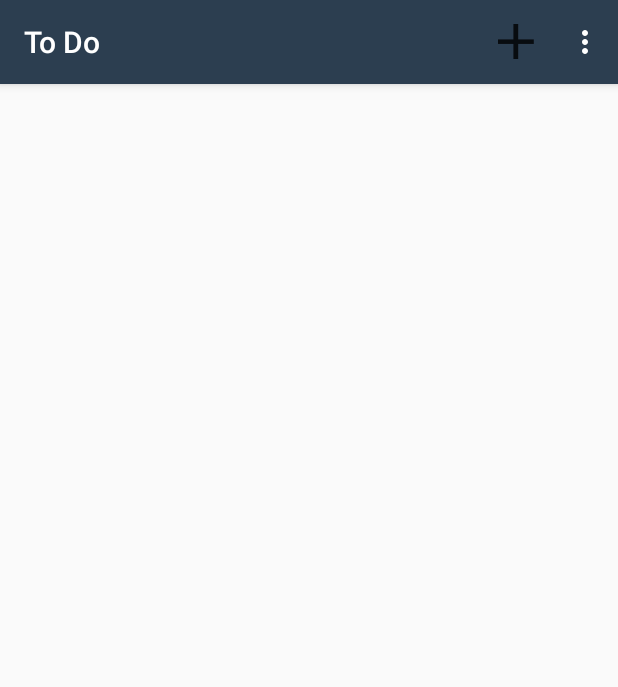
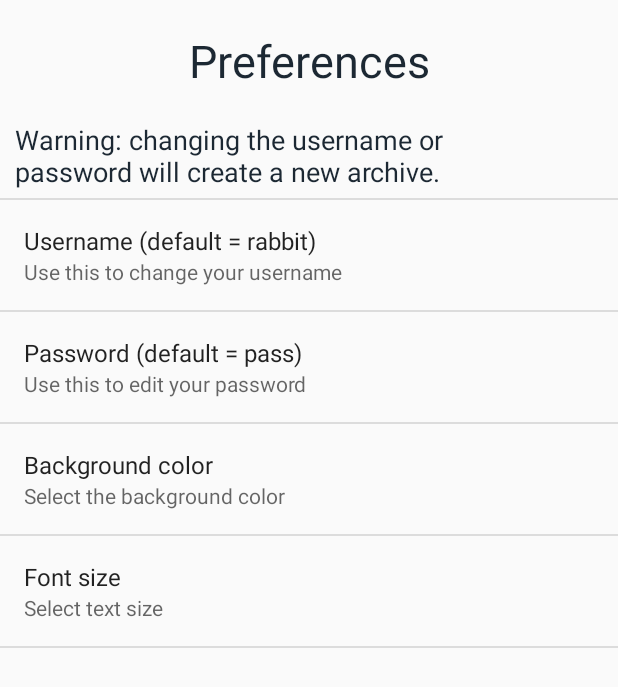
Before and after one commit to Emlay9/ToDoListApp, an Android app: the ListItemsActivity screen opened directly, with no data from a screen before it, in the options menu, after a tap on "Preferences", on a phone screen of 412 x 824 dp. Shown: the top 687 px of the screen. Run offline under Robolectric (Android 15) with nearby library versions, the phone set to English and light mode, and no system bars; 1 statement that could not run was skipped.

Commit message:
preferences color and username

```diff
--- a/app/src/main/AndroidManifest.xml
+++ b/app/src/main/AndroidManifest.xml
@@ -14,14 +14,14 @@
         <activity android:name=".MainActivity">
             <intent-filter>
                 <action android:name="android.intent.action.MAIN" />
-
                 <category android:name="android.intent.category.LAUNCHER" />
             </intent-filter>
         </activity>
         <activity android:name=".AddListActivity" />
         <activity android:name=".ListItemsActivity" />
         <activity android:name=".AddListItemActivity" />
-        <activity android:name=".ArchiveActivity"></activity>
+        <activity android:name=".ArchiveActivity" />
+        <activity android:name=".PrefsActivity"></activity>
     </application>
 
 </manifest>
--- a/app/src/main/java/com/example/ethomas13/todolistapp/ListItemsActivity.java
+++ b/app/src/main/java/com/example/ethomas13/todolistapp/ListItemsActivity.java
@@ -4,11 +4,14 @@ import android.app.Activity;
 import android.content.ContentValues;
 import android.content.Context;
 import android.content.Intent;
+import android.content.SharedPreferences;
 import android.database.Cursor;
 import android.database.sqlite.SQLiteDatabase;
+import android.graphics.Color;
 import android.graphics.drawable.Drawable;
 import android.os.Build;
 import android.os.StrictMode;
+import android.preference.PreferenceManager;
 import android.support.annotation.LayoutRes;
 import android.support.annotation.NonNull;
 import android.support.annotation.Nullable;
@@ -39,7 +42,7 @@ import java.util.List;
 
 import static java.security.AccessController.getContext;
 
-public class ListItemsActivity extends AppCompatActivity
+public class ListItemsActivity extends AppCompatActivity implements SharedPreferences.OnSharedPreferenceChangeListener
 {
     DBManager dbManager;
     SQLiteDatabase database;
@@ -50,12 +53,15 @@ public class ListItemsActivity extends AppCompatActivity
     String listID;
     String listTitle;
 
-//    String LIST_TITLE_TEST = "Groceries";
-//    String ITEM_DESCRIPTION_TEST = "Apple";
-//    String COMPLETED_FLAG_TEST = "0";
-    String USERNAME_TEST = "rabbit";
-    String PASSWORD_TEST = "pass";
-//    String CREATED_DATE = "June 4 2019";
+
+
+    SharedPreferences prefs;
+    View listItemsView;
+
+    String DEFAULT_USER = "rabbit";
+    String DEFAULT_PASS = "pass";
+    String username;
+    String password;
 
     Drawable notDoneDrawable;
 
@@ -73,6 +79,17 @@ public class ListItemsActivity extends AppCompatActivity
 
         notDoneDrawable = getResources().getDrawable(R.drawable.ic_action_not_done);
 
+        prefs = PreferenceManager.getDefaultSharedPreferences(this);
+        prefs.registerOnSharedPreferenceChangeListener(this);
+
+        username = prefs.getString("username", DEFAULT_USER);
+        password = prefs.getString("password", DEFAULT_PASS);
+
+        listItemsView = findViewById(R.id.list_items_layout);
+        String bgColor = prefs.getString("bg_color_options", "#eeeeee");
+        listItemsView.setBackgroundColor(Color.parseColor(bgColor));
+        changeTitleColor(bgColor);
+
         putListTitle();
         populateList();
     }
@@ -83,7 +100,24 @@ public class ListItemsActivity extends AppCompatActivity
         listView = (ListView)findViewById(R.id.lv_list_items);
         listView.setAdapter(new MyListItemListAdapter(this, R.layout.custom_row_items, itemDescriptions, dates));
 
+
+
         super.onStart();
+    }
+
+    public void changeTitleColor(String bgColor) {
+
+        int lightText = Color.parseColor("#eeeeee");
+        int darkText = Color.parseColor("#1c2833");
+        TextView title = (TextView)findViewById(R.id.tv_listNameTitle);
+        if(bgColor.equals("#eeeeee"))
+        {
+            title.setTextColor(darkText);
+        }
+        else
+        {
+            title.setTextColor(lightText);
+        }
     }
 
     private String getCompletedStatus(String itemId) {
@@ -193,10 +227,8 @@ public class ListItemsActivity extends AppCompatActivity
         database.close();
     }
 
+    private void archiveItem(String listTitle, String itemDescription, String completedFlag, String username, String password, String date) {
 
-
-    private void archiveItem(String listTitle, String itemDescription, String completedFlag, String username, String password, String date)
-    {
         try
         {
             HttpClient client = new DefaultHttpClient();
@@ -238,8 +270,8 @@ public class ListItemsActivity extends AppCompatActivity
             }
             case R.id.menu_item_prefs:
             {
-//                Intent intent = new Intent(this,ChatterListActivity.class);
-//                this.startActivity(intent);
+                Intent intent = new Intent(this,PrefsActivity.class);
+                this.startActivity(intent);
                 break;
             }
             case R.id.menu_item_archive:
@@ -252,9 +284,16 @@ public class ListItemsActivity extends AppCompatActivity
         return true;
     }
 
+    @Override
+    public void onSharedPreferenceChanged(SharedPreferences sharedPreferences, String key) {
+        listItemsView = findViewById(R.id.list_items_layout);
+        String bgColor = prefs.getString("bg_color_options", "#000000");
+        listItemsView.setBackgroundColor(Color.parseColor(bgColor));
+        changeTitleColor(bgColor);
+    }
 
-    private class MyListItemListAdapter extends ArrayAdapter<String>
-    {
+
+    private class MyListItemListAdapter extends ArrayAdapter<String> {
         private int layout;
         private List<String> itemDescription;
         private List<String> date;
@@ -302,7 +341,7 @@ public class ListItemsActivity extends AppCompatActivity
                     {
                         if( v.getId() == R.id.archive_button)
                         {
-                            archiveItem(listTitle, itemDescription.get(position), completedStatus, USERNAME_TEST, PASSWORD_TEST, date.get(position));
+                            archiveItem(listTitle, itemDescription.get(position), completedStatus, username, password, date.get(position));
                             deleteItem(itemId);
                             itemDescription.remove(position);
                             recreate();
@@ -356,8 +395,6 @@ public class ListItemsActivity extends AppCompatActivity
                             viewHolder.confirmButton.setVisibility(View.GONE);
                             viewHolder.listItemDescription.setVisibility(View.VISIBLE);
                             itemDescription.set(position, updatedText);
-//                            viewHolder.listItemDescription.setText(updatedText);
-//                            viewHolder.listItemDescription = (TextView)finalConvertView.findViewById(R.id.tv_itemName);
                         }
                     }
                 });
--- /dev/null
+++ b/app/src/main/java/com/example/ethomas13/todolistapp/PrefsActivity.java
@@ -0,0 +1,15 @@
+package com.example.ethomas13.todolistapp;
+
+import android.preference.PreferenceActivity;
+import android.support.v7.app.AppCompatActivity;
+import android.os.Bundle;
+
+public class PrefsActivity extends PreferenceActivity {
+
+    @Override
+    protected void onCreate(Bundle savedInstanceState)
+    {
+        super.onCreate(savedInstanceState);
+        this.addPreferencesFromResource(R.xml.prefs);
+    }
+}
--- a/app/src/main/res/layout/activity_archive.xml
+++ b/app/src/main/res/layout/activity_archive.xml
@@ -21,7 +21,9 @@
         android:id="@+id/lv_achive"
         android:layout_width="match_parent"
         android:layout_height="match_parent"
-        android:layout_margin="10dp"/>
+        android:layout_margin="10dp"
+        android:dividerHeight="10dp"
+        android:divider="@android:color/transparent"/>
 
 
 </LinearLayout>
--- a/app/src/main/res/layout/activity_list_items.xml
+++ b/app/src/main/res/layout/activity_list_items.xml
@@ -2,7 +2,8 @@
 <LinearLayout xmlns:android="http://schemas.android.com/apk/res/android"
     android:layout_width="match_parent"
     android:layout_height="match_parent"
-    android:orientation="vertical">
+    android:orientation="vertical"
+    android:id="@+id/list_items_layout">
 
     <TextView
         android:id="@+id/tv_listNameTitle"
@@ -19,8 +20,8 @@
         android:id="@+id/lv_list_items"
         android:layout_width="match_parent"
         android:layout_height="match_parent"
-        android:layout_margin="10dp"/>
-
-
+        android:layout_margin="10dp"
+        android:dividerHeight="10dp"
+        android:divider="@android:color/transparent"/>
 
 </LinearLayout>
--- a/app/src/main/res/layout/activity_main.xml
+++ b/app/src/main/res/layout/activity_main.xml
@@ -3,6 +3,7 @@
     xmlns:tools="http://schemas.android.com/tools"
     android:layout_width="match_parent"
     android:layout_height="match_parent"
+    android:id="@+id/layout_main_activity"
     android:orientation="vertical"
     tools:context="com.example.ethomas13.todolistapp.MainActivity">
 
@@ -21,7 +22,10 @@
         android:id="@+id/lv_lists"
         android:layout_width="match_parent"
         android:layout_height="match_parent"
-        android:layout_margin="10dp"/>
+        android:layout_margin="10dp"
+        android:dividerHeight="10dp"
+        android:divider="@android:color/transparent"
+        />
 
 
 
--- a/app/src/main/res/layout/custom_preference_title.xml
+++ b/app/src/main/res/layout/custom_preference_title.xml
@@ -6,10 +6,20 @@
     <TextView
         android:layout_width="match_parent"
         android:layout_height="wrap_content"
-        android:text="@string/preference_title"
-        android:textSize="20sp"
+        android:text="@string/prefs_title"
+        android:textSize="30sp"
         android:textColor="@color/colorPrimaryDark"
         android:gravity="center_horizontal"
         android:layout_margin="20dp"/>
 
+    <TextView
+        android:layout_width="match_parent"
+        android:layout_height="wrap_content"
+        android:layout_marginStart="10dp"
+        android:layout_marginEnd="100dp"
+        android:layout_marginBottom="5dp"
+        android:text="@string/preference_title"
+        android:textSize="18sp"
+        android:textColor="@color/colorPrimaryDark" />
+
 </LinearLayout>
--- a/app/src/main/res/layout/custom_row_lists.xml
+++ b/app/src/main/res/layout/custom_row_lists.xml
@@ -13,7 +13,7 @@
         android:layout_height="60dp"
         android:layout_marginTop="10dp"
         android:layout_marginBottom="10dp"
-        android:layout_marginStart="5dp"
+        android:layout_marginStart="10dp"
         android:gravity="center_vertical"
         android:textColor="@color/colorPrimaryDark"
         android:textSize="22sp" />
@@ -23,6 +23,7 @@
         android:layout_width="wrap_content"
         android:layout_height="60dp"
         android:layout_marginTop="10dp"
+        android:layout_marginEnd="10dp"
         android:contentDescription="@string/list_options"
         android:layout_alignParentEnd="true"
         android:src="@drawable/ic_action_delete"
--- a/app/src/main/res/menu/main_menu.xml
+++ b/app/src/main/res/menu/main_menu.xml
@@ -1,10 +1,11 @@
 <?xml version="1.0" encoding="utf-8"?>
 <menu xmlns:android="http://schemas.android.com/apk/res/android"
     xmlns:app="http://schemas.android.com/apk/res-auto">
+
     <item android:id="@+id/menu_action_add_list"
         android:icon="@drawable/ic_action_plus"
         android:title="@string/plus_action"
-        app:showAsAction="ifRoom"/>
+        app:showAsAction="always"/>
     <item
         android:id="@+id/menu_item_prefs"
         android:title="@string/prefs_menu_item" />
--- a/app/src/main/res/values/arrays.xml
+++ b/app/src/main/res/values/arrays.xml
@@ -5,7 +5,16 @@
         <item name="dark">Dark Background</item>
     </string-array>
     <string-array name="color_values">
-        <item name="light">#fff</item>
-        <item name="dark">#1c2833</item>
+        <item name="light">#eeeeee</item>
+        <item name="dark">#17202A</item>
+    </string-array>
+
+    <string-array name="font_sizes">
+        <item name="default">Default</item>
+        <item name="large">Large</item>
+    </string-array>
+    <string-array name="font_size_values">
+        <item name="default">default</item>
+        <item name="large">large</item>
     </string-array>
 </resources>
--- a/app/src/main/res/values/colors.xml
+++ b/app/src/main/res/values/colors.xml
@@ -1,8 +1,8 @@
 <?xml version="1.0" encoding="utf-8"?>
 <resources>
-    <color name="colorPrimary">#2c3e50</color>
-    <color name="colorPrimaryDark">#1c2833</color>
+    <color name="colorPrimary">#2C3e50</color>
+    <color name="colorPrimaryDark">#1C2833</color>
     <color name="colorAccent">#4A235A</color>
-    <color name="whiteBackground">#fff</color>
+    <color name="whiteBackground">#FFFFFF</color>
     <color name="purple">#4A235A</color>
 </resources>
--- a/app/src/main/res/values/strings.xml
+++ b/app/src/main/res/values/strings.xml
@@ -10,9 +10,20 @@
     <string name="list_name">New List</string>
     <string name="item_name">New Item</string>
     <string name="create_new_list">Create</string>
+
     <string name="archive_list_name_label">List Name: </string>
     <string name="archive_content_label">Item: </string>
     <string name="archive_completed_label">Completed: </string>
     <string name="archive_date_label">Added on: </string>
-    <string name="preference_title">Change the username or password to reset the archive</string>
+    <!--prefs strings-->
+    <string name="prefs_title">Preferences</string>
+    <string name="prefs_user">Username (default = rabbit)</string>
+    <string name="prefs_user_summary">Use this to change your username</string>
+    <string name="prefs_pass">Password (default = pass)</string>
+    <string name="prefs_pass_summary">Use this to edit your password</string>
+    <string name="preference_title">Warning: changing the username or password will create a new archive.</string>
+    <string name="prefs_bg_color_title">Background color</string>
+    <string name="prefs_bg_color_summary">Select the background color</string>
+    <string name="prefs_font_size_title">Font size</string>
+    <string name="prefs_font_size_summary">Select text size</string>
 </resources>
--- a/app/src/main/res/xml/prefs.xml
+++ b/app/src/main/res/xml/prefs.xml
@@ -2,17 +2,30 @@
 <PreferenceScreen xmlns:android="http://schemas.android.com/apk/res/android">
 
     <Preference android:layout="@layout/custom_preference_title"/>
+
     <EditTextPreference
-        android:key="user_name"
-        android:summary="Use this to change your alias"
-        android:title="Username" />
+        android:key="username"
+        android:summary="@string/prefs_user_summary"
+        android:title="@string/prefs_user" />
+
     <EditTextPreference
-        android:key="user_password"
+        android:key="password"
         android:password="true"
-        android:summary="Use this to edit your password"
-        android:title="Password" />
+        android:summary="@string/prefs_pass_summary"
+        android:title="@string/prefs_pass" />
+
     <ListPreference
         android:entries="@array/color_names"
-        android:entryValues="@array/color_values"/>
+        android:entryValues="@array/color_values"
+        android:key="bg_color_options"
+        android:title="@string/prefs_bg_color_title"
+        android:summary="@string/prefs_bg_color_summary"/>
+
+    <ListPreference
+        android:entries="@array/font_sizes"
+        android:entryValues="@array/font_size_values"
+        android:key="font_size_options"
+        android:title="@string/prefs_font_size_title"
+        android:summary="@string/prefs_font_size_summary"/>
 
 </PreferenceScreen>
```
Also changed, not shown: app/src/main/java/com/example/ethomas13/todolistapp/ArchiveActivity.java (+21 -7 lines), app/src/main/java/com/example/ethomas13/todolistapp/MainActivity.java (+44 -7 lines), app/src/main/res/layout/custom_row_items.xml (+11 -21 lines).
